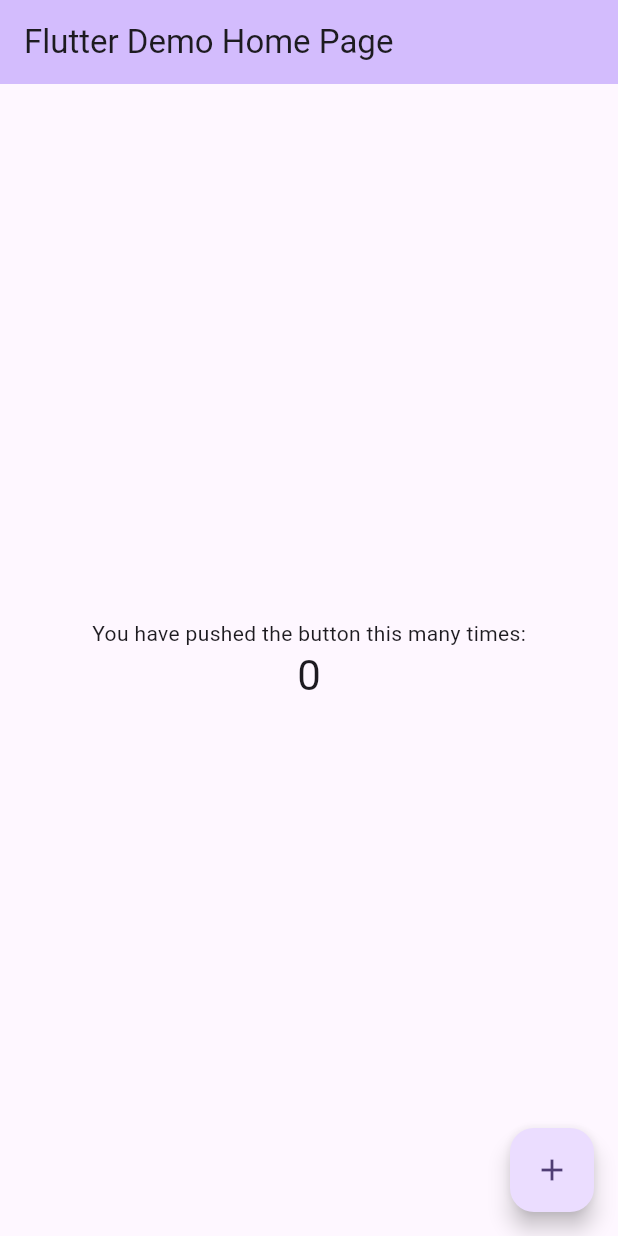
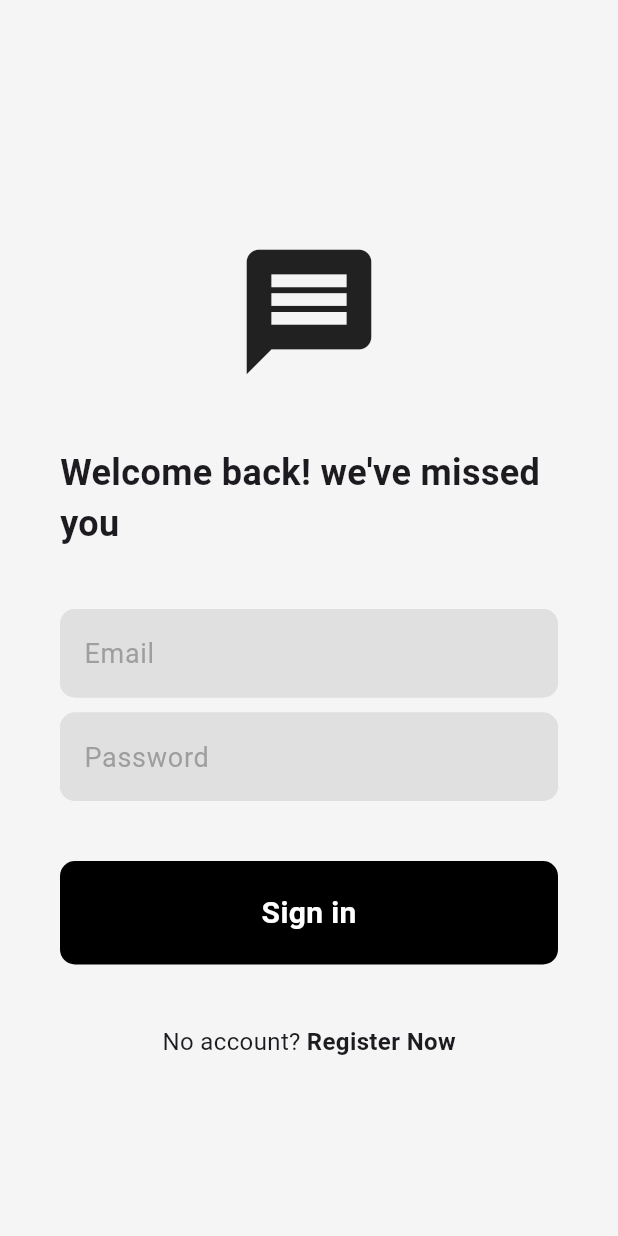
Before and after one commit to Lyhengsun/flutter_messaging_app, a Flutter app: the screen it shows after launch, on a phone screen of 412 x 824 dp. Run offline on Flutter 3.47's test engine with Material 3 defaults, Android fonts, the phone set to English and light mode, and no system bars.

Commit message:
added login screen

```diff
--- /dev/null
+++ b/lib/components/my_text_field.dart
@@ -0,0 +1,39 @@
+import 'package:flutter/material.dart';
+
+class MyTextField extends StatelessWidget {
+  final TextEditingController controller;
+  final String hintText;
+  final bool obscureText;
+  const MyTextField({
+    super.key,
+    required this.controller,
+    required this.hintText,
+    this.obscureText = false,
+  });
+
+  @override
+  Widget build(BuildContext context) {
+    return TextField(
+      controller: controller,
+      obscureText: obscureText,
+      style: const TextStyle(fontSize: 18),
+      decoration: InputDecoration(
+        enabledBorder: OutlineInputBorder(
+          borderRadius: BorderRadius.circular(10),
+          borderSide: BorderSide(
+            color: Colors.grey.shade300,
+          ),
+        ),
+        focusedBorder: const OutlineInputBorder(
+          borderSide: BorderSide(
+            color: Colors.white,
+          ),
+        ),
+        fillColor: Colors.grey[300],
+        filled: true,
+        hintStyle: const TextStyle(color: Colors.grey, fontSize: 18),
+        hintText: hintText,
+      ),
+    );
+  }
+}
--- a/lib/main.dart
+++ b/lib/main.dart
@@ -1,4 +1,5 @@
 import 'package:flutter/material.dart';
+import 'package:flutter_messaging_app/screens/login_screen.dart';
 
 void main() {
   runApp(const MyApp());
@@ -13,113 +14,11 @@
     return MaterialApp(
       title: 'Flutter Demo',
       theme: ThemeData(
-        // This is the theme of your application.
-        //
-        // TRY THIS: Try running your application with "flutter run". You'll see
-        // the application has a purple toolbar. Then, without quitting the app,
-        // try changing the seedColor in the colorScheme below to Colors.green
-        // and then invoke "hot reload" (save your changes or press the "hot
-        // reload" button in a Flutter-supported IDE, or press "r" if you used
-        // the command line to start the app).
-        //
-        // Notice that the counter didn't reset back to zero; the application
-        // state is not lost during the reload. To reset the state, use hot
-        // restart instead.
-        //
-        // This works for code too, not just values: Most code changes can be
-        // tested with just a hot reload.
         colorScheme: ColorScheme.fromSeed(seedColor: Colors.deepPurple),
         useMaterial3: true,
       ),
-      home: const MyHomePage(title: 'Flutter Demo Home Page'),
+      debugShowCheckedModeBanner: false,
+      home: const LoginScreen(),
     );
   }
 }
-
-class MyHomePage extends StatefulWidget {
-  const MyHomePage({super.key, required this.title});
-
-  // This widget is the home page of your application. It is stateful, meaning
-  // that it has a State object (defined below) that contains fields that affect
-  // how it looks.
-
-  // This class is the configuration for the state. It holds the values (in this
-  // case the title) provided by the parent (in this case the App widget) and
-  // used by the build method of the State. Fields in a Widget subclass are
-  // always marked "final".
-
-  final String title;
-
-  @override
-  State<MyHomePage> createState() => _MyHomePageState();
-}
-
-class _MyHomePageState extends State<MyHomePage> {
-  int _counter = 0;
-
-  void _incrementCounter() {
-    setState(() {
-      // This call to setState tells the Flutter framework that something has
-      // changed in this State, which causes it to rerun the build method below
-      // so that the display can reflect the updated values. If we changed
-      // _counter without calling setState(), then the build method would not be
-      // called again, and so nothing would appear to happen.
-      _counter++;
-    });
-  }
-
-  @override
-  Widget build(BuildContext context) {
-    // This method is rerun every time setState is called, for instance as done
-    // by the _incrementCounter method above.
-    //
-    // The Flutter framework has been optimized to make rerunning build methods
-    // fast, so that you can just rebuild anything that needs updating rather
-    // than having to individually change instances of widgets.
-    return Scaffold(
-      appBar: AppBar(
-        // TRY THIS: Try changing the color here to a specific color (to
-        // Colors.amber, perhaps?) and trigger a hot reload to see the AppBar
-        // change color while the other colors stay the same.
-        backgroundColor: Theme.of(context).colorScheme.inversePrimary,
-        // Here we take the value from the MyHomePage object that was created by
-        // the App.build method, and use it to set our appbar title.
-        title: Text(widget.title),
-      ),
-      body: Center(
-        // Center is a layout widget. It takes a single child and positions it
-        // in the middle of the parent.
-        child: Column(
-          // Column is also a layout widget. It takes a list of children and
-          // arranges them vertically. By default, it sizes itself to fit its
-          // children horizontally, and tries to be as tall as its parent.
-          //
-          // Column has various properties to control how it sizes itself and
-          // how it positions its children. Here we use mainAxisAlignment to
-          // center the children vertically; the main axis here is the vertical
-          // axis because Columns are vertical (the cross axis would be
-          // horizontal).
-          //
-          // TRY THIS: Invoke "debug painting" (choose the "Toggle Debug Paint"
-          // action in the IDE, or press "p" in the console), to see the
-          // wireframe for each widget.
-          mainAxisAlignment: MainAxisAlignment.center,
-          children: <Widget>[
-            const Text(
-              'You have pushed the button this many times:',
-            ),
-            Text(
-              '$_counter',
-              style: Theme.of(context).textTheme.headlineMedium,
-            ),
-          ],
-        ),
-      ),
-      floatingActionButton: FloatingActionButton(
-        onPressed: _incrementCounter,
-        tooltip: 'Increment',
-        child: const Icon(Icons.add),
-      ), // This trailing comma makes auto-formatting nicer for build methods.
-    );
-  }
-}
--- /dev/null
+++ b/lib/screens/login_screen.dart
@@ -0,0 +1,121 @@
+import 'package:flutter/material.dart';
+import 'package:flutter/widgets.dart';
+import 'package:flutter_messaging_app/components/my_text_field.dart';
+
+class LoginScreen extends StatefulWidget {
+  const LoginScreen({super.key});
+
+  @override
+  State<LoginScreen> createState() => _LoginScreenState();
+}
+
+class _LoginScreenState extends State<LoginScreen> {
+  final TextEditingController emailController = TextEditingController();
+  final TextEditingController passwordController = TextEditingController();
+
+  @override
+  Widget build(BuildContext context) {
+    return Scaffold(
+      backgroundColor: Colors.grey.shade100,
+      body: SafeArea(
+        child: Center(
+          child: Padding(
+            padding: const EdgeInsets.symmetric(horizontal: 40),
+            child: Column(
+              mainAxisAlignment: MainAxisAlignment.center,
+              children: [
+                // icon logo
+                const Padding(
+                  padding: EdgeInsets.all(40),
+                  child: Icon(
+                    Icons.message,
+                    size: 100,
+                  ),
+                ),
+
+                // login message
+                const Text(
+                  "Welcome back! we've missed you",
+                  style: TextStyle(fontSize: 24, fontWeight: FontWeight.bold),
+                ),
+
+                const SizedBox(
+                  height: 40,
+                ),
+
+                // email textfield
+                MyTextField(
+                  controller: emailController,
+                  hintText: "Email",
+                ),
+
+                const SizedBox(
+                  height: 10,
+                ),
+
+                // password textfield
+                MyTextField(
+                  controller: passwordController,
+                  hintText: "Password",
+                  obscureText: true,
+                ),
+
+                const SizedBox(
+                  height: 40,
+                ),
+
+                // sign in button
+                GestureDetector(
+                  onTap: () {},
+                  child: Container(
+                    decoration: BoxDecoration(
+                        color: Colors.black,
+                        borderRadius: BorderRadius.circular(10)),
+                    child: const Padding(
+                      padding: EdgeInsets.all(20),
+                      child: Center(
+                        child: Text(
+                          "Sign in",
+                          style: TextStyle(
+                              color: Colors.white,
+                              fontWeight: FontWeight.bold,
+                              fontSize: 20),
+                        ),
+                      ),
+                    ),
+                  ),
+                ),
+
+                const SizedBox(
+                  height: 40,
+                ),
+                // register now button
+                Row(
+                  mainAxisAlignment: MainAxisAlignment.center,
+                  children: [
+                    const Text(
+                      "No account?",
+                      style: TextStyle(fontSize: 16),
+                    ),
+                    const SizedBox(
+                      width: 4,
+                    ),
+                    GestureDetector(
+                        onTap: () {},
+                        child: Text(
+                          "Register Now",
+                          style: TextStyle(
+                            fontSize: 16,
+                            fontWeight: FontWeight.bold,
+                          ),
+                        ))
+                  ],
+                )
+              ],
+            ),
+          ),
+        ),
+      ),
+    );
+  }
+}
```
